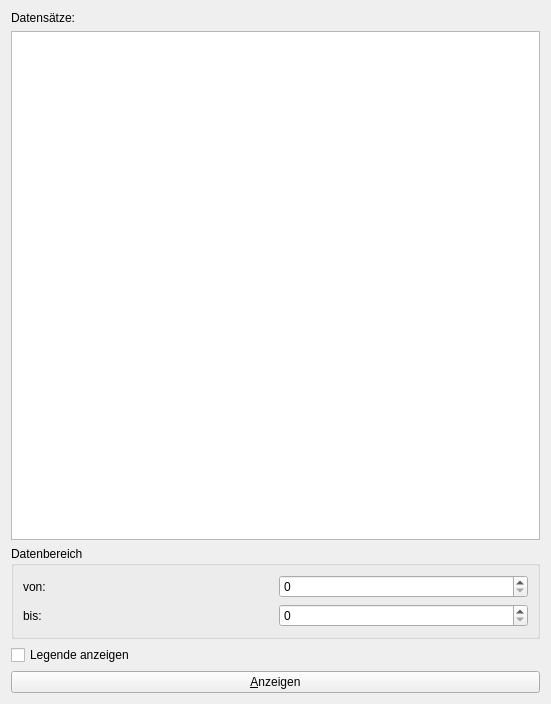
Before: the Qt Designer form raeuber-beute/werkzeuge.ui in cniehaus/biotools, drawn with Qt 5.
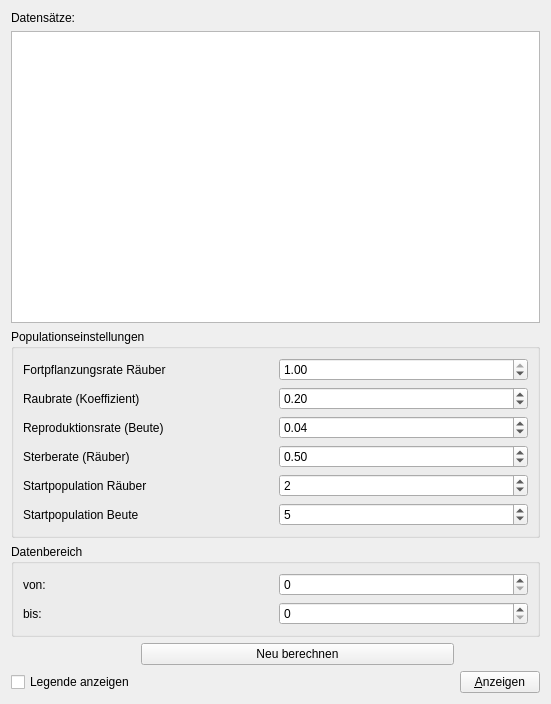
After: the same form once the commit is applied.

Commit message: Man kann nun mit der GUI die Werte beeinflussen. Es geht noch nicht alles, aber das ist ein erster Schritt!

What changed in the file:
```diff
--- a/raeuber-beute/werkzeuge.ui
+++ b/raeuber-beute/werkzeuge.ui
@@ -13,7 +13,7 @@
   <property name="windowTitle">
    <string>Werkzeuge</string>
   </property>
-  <layout class="QGridLayout" name="gridLayout_2">
+  <layout class="QGridLayout" name="gridLayout_3">
    <item row="0" column="0">
     <widget class="QLabel" name="label">
      <property name="text">
@@ -21,10 +21,145 @@
      </property>
     </widget>
    </item>
-   <item row="1" column="0">
+   <item row="1" column="0" colspan="3">
     <widget class="QListView" name="listView"/>
    </item>
-   <item row="2" column="0">
+   <item row="2" column="0" colspan="3">
+    <widget class="QGroupBox" name="groupBox_2">
+     <property name="title">
+      <string>Populationseinstellungen</string>
+     </property>
+     <layout class="QGridLayout" name="gridLayout_2">
+      <item row="0" column="0">
+       <widget class="QLabel" name="label_4">
+        <property name="text">
+         <string>Fortpflanzungsrate Räuber</string>
+        </property>
+        <property name="buddy">
+         <cstring>a</cstring>
+        </property>
+       </widget>
+      </item>
+      <item row="0" column="1">
+       <widget class="QDoubleSpinBox" name="a">
+        <property name="maximum">
+         <double>1.000000000000000</double>
+        </property>
+        <property name="singleStep">
+         <double>0.050000000000000</double>
+        </property>
+        <property name="value">
+         <double>1.000000000000000</double>
+        </property>
+       </widget>
+      </item>
+      <item row="1" column="0">
+       <widget class="QLabel" name="label_5">
+        <property name="text">
+         <string>Raubrate (Koeffizient)</string>
+        </property>
+        <property name="buddy">
+         <cstring>b</cstring>
+        </property>
+       </widget>
+      </item>
+      <item row="1" column="1">
+       <widget class="QDoubleSpinBox" name="b">
+        <property name="maximum">
+         <double>1.000000000000000</double>
+        </property>
+        <property name="singleStep">
+         <double>0.050000000000000</double>
+        </property>
+        <property name="value">
+         <double>0.200000000000000</double>
+        </property>
+       </widget>
+      </item>
+      <item row="2" column="0">
+       <widget class="QLabel" name="label_6">
+        <property name="text">
+         <string>Reproduktionsrate (Beute)</string>
+        </property>
+        <property name="buddy">
+         <cstring>p</cstring>
+        </property>
+       </widget>
+      </item>
+      <item row="2" column="1">
+       <widget class="QDoubleSpinBox" name="p">
+        <property name="maximum">
+         <double>1.000000000000000</double>
+        </property>
+        <property name="singleStep">
+         <double>0.010000000000000</double>
+        </property>
+        <property name="value">
+         <double>0.040000000000000</double>
+        </property>
+       </widget>
+      </item>
+      <item row="3" column="0">
+       <widget class="QLabel" name="label_7">
+        <property name="text">
+         <string>Sterberate (Räuber)</string>
+        </property>
+        <property name="buddy">
+         <cstring>c</cstring>
+        </property>
+       </widget>
+      </item>
+      <item row="3" column="1">
+       <widget class="QDoubleSpinBox" name="c">
+        <property name="maximum">
+         <double>1.000000000000000</double>
+        </property>
+        <property name="singleStep">
+         <double>0.050000000000000</double>
+        </property>
+        <property name="value">
+         <double>0.500000000000000</double>
+        </property>
+       </widget>
+      </item>
+      <item row="4" column="0">
+       <widget class="QLabel" name="label_8">
+        <property name="text">
+         <string>Startpopulation Räuber</string>
+        </property>
+       </widget>
+      </item>
+      <item row="5" column="0">
+       <widget class="QLabel" name="label_9">
+        <property name="text">
+         <string>Startpopulation Beute</string>
+        </property>
+       </widget>
+      </item>
+      <item row="4" column="1">
+       <widget class="QSpinBox" name="Predator0">
+        <property name="maximum">
+         <number>1000</number>
+        </property>
+        <property name="value">
+         <number>2</number>
+        </property>
+       </widget>
+      </item>
+      <item row="5" column="1">
+       <widget class="QSpinBox" name="Prey0">
+        <property name="maximum">
+         <number>1000</number>
+        </property>
+        <property name="value">
+         <number>5</number>
+        </property>
+       </widget>
+      </item>
+     </layout>
+    </widget>
+   </item>
+   <item row="3" column="0" colspan="3">
     <widget class="QGroupBox" name="groupBox">
      <property name="title">
       <string>Datenbereich</string>
@@ -59,14 +194,34 @@
      </layout>
     </widget>
    </item>
-   <item row="3" column="0">
+   <item row="4" column="1">
+    <widget class="QPushButton" name="calculate_button">
+     <property name="text">
+      <string>Neu berechnen</string>
+     </property>
+    </widget>
+   </item>
+   <item row="5" column="0">
     <widget class="QCheckBox" name="legend_cb">
      <property name="text">
       <string>Legende anzeigen</string>
      </property>
     </widget>
    </item>
-   <item row="4" column="0">
+   <item row="5" column="1">
+    <spacer name="horizontalSpacer">
+     <property name="orientation">
+      <enum>Qt::Horizontal</enum>
+     </property>
+     <property name="sizeHint" stdset="0">
+      <size>
+       <width>303</width>
+       <height>22</height>
+      </size>
+     </property>
+    </spacer>
+   </item>
+   <item row="5" column="2">
     <widget class="QPushButton" name="show_button">
      <property name="text">
       <string>&amp;Anzeigen</string>
```
The commit also changes 2 other files.
